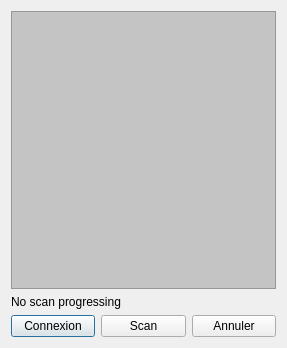
Qt form src/BtScanner.ui (slock83/sphero-command-app) before a commit.
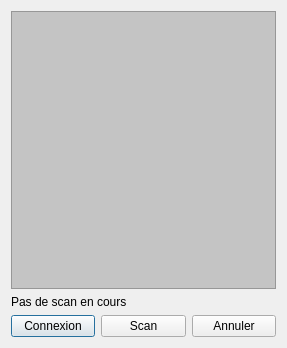
The same form after that commit.

Diff of the .ui file:
```diff
--- a/src/BtScanner.ui
+++ b/src/BtScanner.ui
@@ -27,7 +27,7 @@
    <item>
     <widget class="QLabel" name="scanLbl">
      <property name="text">
-      <string>No scan progressing</string>
+      <string>Pas de scan en cours</string>
      </property>
     </widget>
    </item>
```
